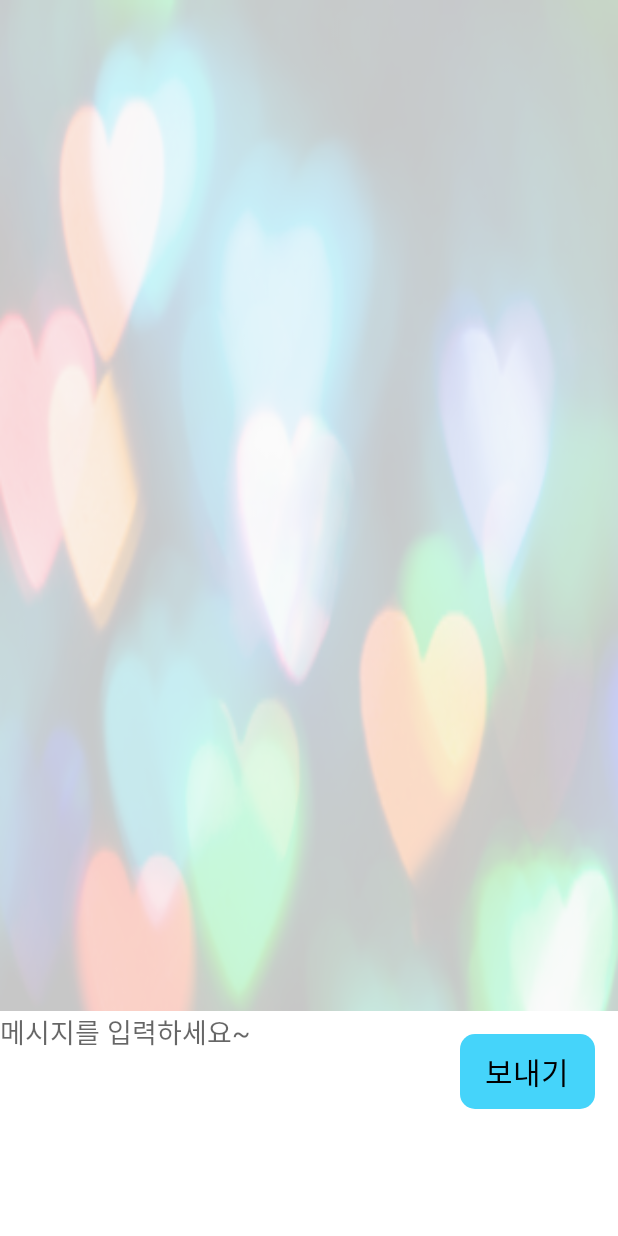
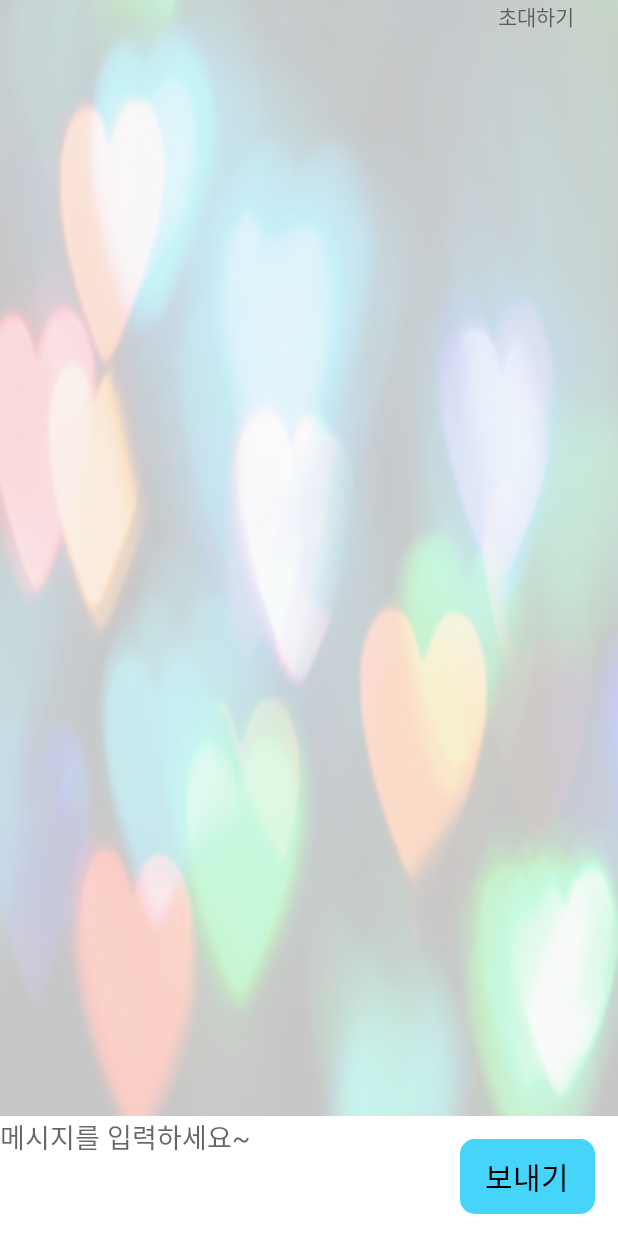
Before and after one commit to boidmy/MyWidget, an Android app: the ChatActivity screen opened directly, with no data from a screen before it, on a phone screen of 412 x 824 dp. Run offline under Robolectric (Android 15) with nearby library versions, the phone set to English and light mode, and no system bars; our stand-ins replace Dagger/Hilt's generated code, Firebase (no records; nobody signed in at launch, a user with empty details on screens opened directly), data binding; 3 statements that could not run were skipped.

Commit message:
채팅 적용

```diff
--- a/app/src/main/java/com/mywidget/chat/chatting/ChatActivity.kt
+++ b/app/src/main/java/com/mywidget/chat/chatting/ChatActivity.kt
@@ -32,16 +32,23 @@ class ChatActivity : BaseActivity<ActivityChattingBinding>() {
         (application as MainApplication).getApplicationCompoenet()
             .chattingActivityComponent().create().inject(this)
 
+        binding.viewModel = viewModel
+        bind()
+    }
+
+    fun bind() {
+        binding.chatRv.adapter = ChatAdapter(viewModel)
         val roomKey = intent.getStringExtra("roomKey")?:""
         val master = intent.getStringExtra("master")?:""
-        binding.viewModel = viewModel
-        binding.chatRv.adapter = ChatAdapter(viewModel)
-
         viewModel.userId(userAct?.email?:"")
         viewModel.selectChat(master, roomKey)
-        sendBtn.setOnClickListener {
+        binding.sendBtn.setOnClickListener {
             viewModel.insertChat(master, roomKey,
                 userAct?.email?:"", chatEdit.text.toString())
+            binding.chatEdit.text.clear()
+        }
+        binding.inviteUser.setOnClickListener {
+            viewModel.inviteUser()
         }
     }
 }
--- a/app/src/main/java/com/mywidget/chat/repository/ChatRepository.kt
+++ b/app/src/main/java/com/mywidget/chat/repository/ChatRepository.kt
@@ -12,8 +12,7 @@ import javax.inject.Inject
 
 class ChatRepository @Inject constructor() {
 
-    @Inject
-    lateinit var database: DatabaseReference
+    @Inject lateinit var database: DatabaseReference
     private val roomRef: DatabaseReference by lazy { database.child("Room") }
     var data: MutableLiveData<List<ChatDataModel>> = MutableLiveData()
 
@@ -48,10 +47,14 @@ class ChatRepository @Inject constructor() {
 
     fun userId(userEmail: String): String {
         val mEmail: List<String>? = userEmail.split("@")
-        var userEmail = ""
+        var userId = ""
         if (mEmail?.size ?: 0 > 0) {
-            userEmail = mEmail?.get(0) ?: ""
+            userId = mEmail?.get(0) ?: ""
         }
-        return userEmail
+        return userId
+    }
+
+    fun inviteUser() {
+
     }
 }
--- a/app/src/main/java/com/mywidget/chat/viewmodel/ChatViewModel.kt
+++ b/app/src/main/java/com/mywidget/chat/viewmodel/ChatViewModel.kt
@@ -22,4 +22,8 @@ class ChatViewModel @Inject constructor(val repository: ChatRepository) : ViewMo
     fun userId(userEmail: String) {
         myId = repository.userId(userEmail)
     }
+
+    fun inviteUser() {
+
+    }
 }
--- a/app/src/main/res/layout/activity_chatting.xml
+++ b/app/src/main/res/layout/activity_chatting.xml
@@ -30,32 +30,50 @@
             android:orientation="vertical"
             app:items="@{viewModel.data}"
             app:layoutManager="androidx.recyclerview.widget.LinearLayoutManager"
-            app:reverseLayout="true"
             app:layout_constraintBottom_toTopOf="@+id/chatEdit"
             app:layout_constraintTop_toTopOf="parent"
+            app:reverseLayout="true"
             tools:listitem="@layout/chat_left" />
+
+        <View
+            android:id="@+id/editContainer"
+            android:layout_width="match_parent"
+            android:layout_height="80dp"
+            android:background="#ffffff"
+            app:layout_constraintBottom_toBottomOf="parent" />
 
         <EditText
             android:id="@+id/chatEdit"
-            android:layout_width="match_parent"
-            android:layout_height="150dp"
+            android:layout_width="0dp"
+            android:layout_height="80dp"
+            android:layout_marginEnd="10dp"
             android:background="#ffffff"
             android:gravity="top"
             android:hint="메시지를 입력하세요~"
-            app:layout_constraintBottom_toBottomOf="parent" />
+            app:layout_constraintBottom_toBottomOf="parent"
+            app:layout_constraintEnd_toStartOf="@+id/sendBtn"
+            app:layout_constraintStart_toStartOf="parent" />
 
         <TextView
             android:id="@+id/sendBtn"
             android:layout_width="90dp"
             android:layout_height="50dp"
-            android:layout_marginTop="15dp"
             android:layout_marginEnd="15dp"
             android:background="@drawable/edge_round_smal_corner"
             android:gravity="center"
             android:text="보내기"
             android:textColor="#000000"
             android:textSize="20dp"
+            app:layout_constraintBottom_toBottomOf="@+id/editContainer"
             app:layout_constraintRight_toRightOf="parent"
-            app:layout_constraintTop_toTopOf="@+id/chatEdit" />
+            app:layout_constraintTop_toTopOf="@+id/editContainer" />
+
+        <TextView
+            android:id="@+id/inviteUser"
+            android:layout_width="80dp"
+            android:layout_height="40dp"
+            android:text="초대하기"
+            app:layout_constraintEnd_toEndOf="parent"
+            app:layout_constraintTop_toTopOf="parent" />
     </androidx.constraintlayout.widget.ConstraintLayout>
 </layout>
--- a/app/src/main/res/layout/activity_wating_room.xml
+++ b/app/src/main/res/layout/activity_wating_room.xml
@@ -4,6 +4,7 @@
     xmlns:tools="http://schemas.android.com/tools">
 
     <data>
+
         <variable
             name="viewModel"
             type="com.mywidget.chat.viewmodel.WatingRoomViewModel" />
@@ -25,11 +26,14 @@
         <androidx.recyclerview.widget.RecyclerView
             android:id="@+id/watingRoomRv"
             android:layout_width="match_parent"
-            android:layout_height="wrap_content"
+            android:layout_height="match_parent"
+            android:orientation="vertical"
             app:items="@{viewModel.roomList}"
+            app:layoutManager="androidx.recyclerview.widget.LinearLayoutManager"
             app:layout_constrainedHeight="true"
             app:layout_constraintBottom_toBottomOf="parent"
             app:layout_constraintTop_toBottomOf="@+id/createRoom"
+            tools:itemCount="10"
             tools:listitem="@layout/wating_room_item" />
 
         <ImageView
```
Also changed, not shown: app/src/main/AndroidManifest.xml (+5 -6 lines), app/src/main/java/com/mywidget/chat/waiting/WaitingRoomActivity.kt (+5 -3 lines).
